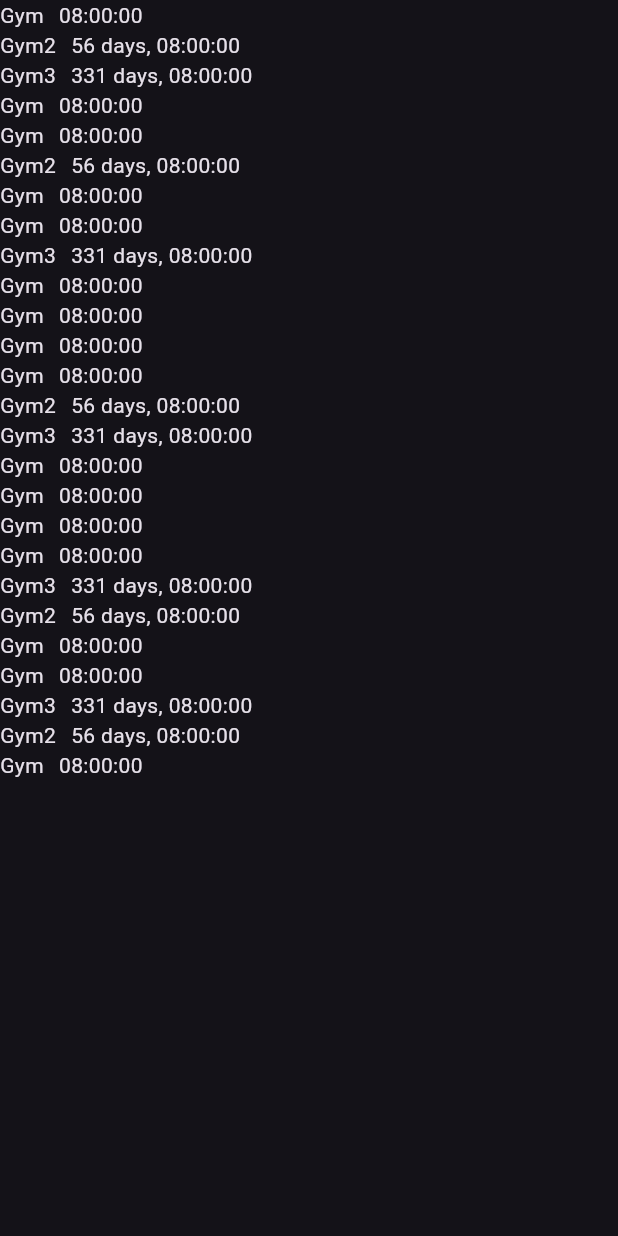
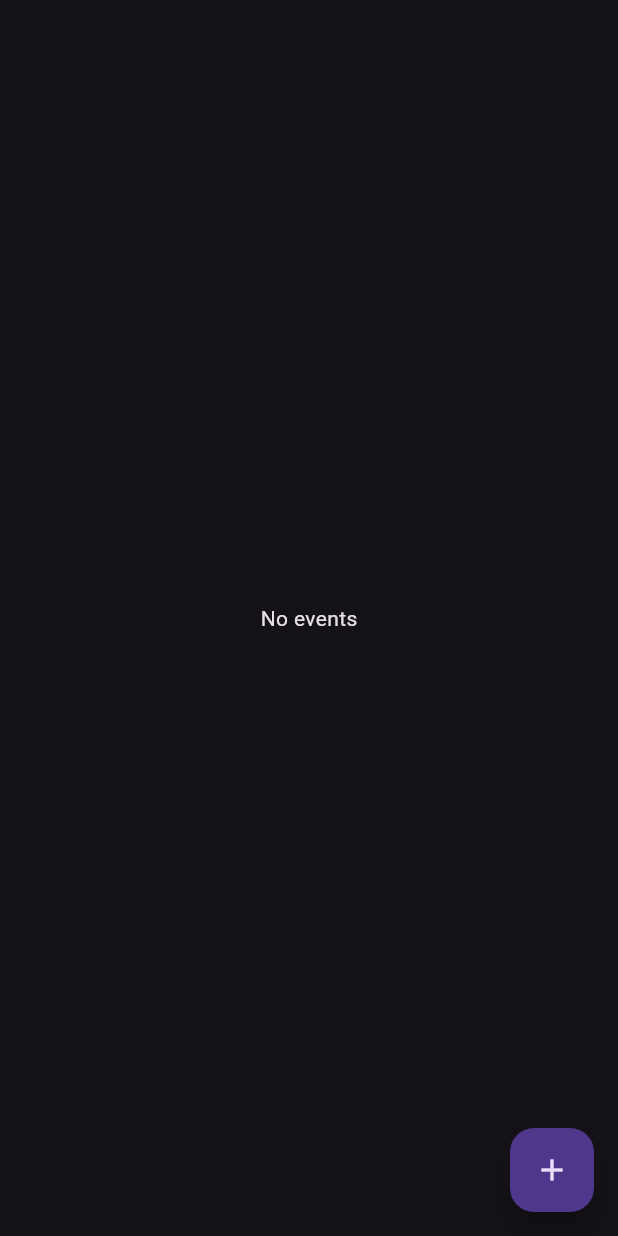
Before and after one commit to doktormacak/countdown, a Flutter app: the first screen one second after launch, on a phone screen of 412 x 824 dp. Run offline on Flutter 3.47's test engine with Material 3 defaults, Android fonts, the phone set to English and light mode, and no system bars; our stand-ins replace flutter_bloc, freezed_annotation.

Commit message:
testing bloc

```diff
--- a/countdown/lib/domain/models/countdown_event/countdown_event.dart
+++ b/countdown/lib/domain/models/countdown_event/countdown_event.dart
@@ -6,7 +6,6 @@ import '../repeat_config/repeat_config.dart';
 
 part 'countdown_event.freezed.dart';
 
-// The main CountdownEvent model
 @freezed
 class CountdownEvent with _$CountdownEvent {
   const factory CountdownEvent({
--- /dev/null
+++ b/countdown/lib/ui/view_model/countdown_bloc/countdown_bloc.dart
@@ -0,0 +1,36 @@
+import 'package:countdown/domain/models/countdown_event/countdown_event.dart';
+import 'package:countdown/ui/view_model/countdown_bloc/countdown_event.dart';
+import 'package:countdown/ui/view_model/countdown_bloc/countdown_state.dart';
+import 'package:flutter_bloc/flutter_bloc.dart';
+
+class CountdownBloc extends Bloc<CountdownBlocEvent, CountdownState> {
+  CountdownBloc() : super(const CountdownState()) {
+    on<CountdownBlocEventCreated>(_onEventCreated);
+    on<CountdownBlocEventEdited>(_onEventEdited);
+    on<CountdownBlocEventDeleted>(_onEventDeleted);
+  }
+
+  void _onEventCreated(
+      CountdownBlocEventCreated event, Emitter<CountdownState> emit) {
+    emit(
+      state.copyWith(events: [...state.events, event.event]),
+    );
+  }
+
+  void _onEventEdited(
+      CountdownBlocEventEdited event, Emitter<CountdownState> emit) {
+    final editedEventIndex = state.events.indexWhere(
+      (element) => element.id == event.event.id,
+    );
+    final editedEvents = List<CountdownEvent>.from(state.events);
+    editedEvents[editedEventIndex] = event.event;
+    emit(state.copyWith(events: editedEvents));
+  }
+
+  void _onEventDeleted(
+      CountdownBlocEventDeleted event, Emitter<CountdownState> emit) {
+    final deletedEvents = List<CountdownEvent>.from(state.events)
+      ..removeWhere((e) => e.id == event.event.id);
+    emit(state.copyWith(events: deletedEvents));
+  }
+}
--- /dev/null
+++ b/countdown/lib/ui/view_model/countdown_bloc/countdown_event.dart
@@ -0,0 +1,23 @@
+import 'package:flutter/foundation.dart';
+import 'package:freezed_annotation/freezed_annotation.dart';
+
+import '../../../domain/models/countdown_event/countdown_event.dart';
+
+part 'countdown_event.freezed.dart';
+
+@freezed
+sealed class CountdownBlocEvent with _$CountdownBlocEvent {
+  const factory CountdownBlocEvent() = _CountdownBlocEvent;
+
+  const factory CountdownBlocEvent.eventCreated({
+    required CountdownEvent event,
+  }) = CountdownBlocEventCreated;
+
+  const factory CountdownBlocEvent.eventEdited({
+    required CountdownEvent event,
+  }) = CountdownBlocEventEdited;
+
+  const factory CountdownBlocEvent.eventDeleted({
+    required CountdownEvent event,
+  }) = CountdownBlocEventDeleted;
+}
--- /dev/null
+++ b/countdown/lib/ui/view_model/countdown_bloc/countdown_state.dart
@@ -0,0 +1,12 @@
+import 'package:freezed_annotation/freezed_annotation.dart';
+
+import '../../../domain/models/countdown_event/countdown_event.dart';
+
+part 'countdown_state.freezed.dart';
+
+@freezed
+class CountdownState with _$CountdownState {
+  const factory CountdownState({
+    @Default([]) List<CountdownEvent> events,
+  }) = _CountdownState;
+}
--- a/countdown/lib/ui/widgets/countdown_events_screen.dart
+++ b/countdown/lib/ui/widgets/countdown_events_screen.dart
@@ -1,8 +1,10 @@
 import 'package:countdown/domain/models/countdown_event/countdown_event.dart';
-import 'package:countdown/ui/widgets/countdown_timer_widget.dart';
+import 'package:countdown/domain/models/repeat_config/repeat_config.dart';
+import 'package:countdown/ui/view_model/countdown_bloc/countdown_bloc.dart';
+import 'package:countdown/ui/view_model/countdown_bloc/countdown_event.dart';
+import 'package:countdown/ui/view_model/countdown_bloc/countdown_state.dart';
 import 'package:flutter/material.dart';
-
-import '../../domain/models/repeat_config/repeat_config.dart';
+import 'package:flutter_bloc/flutter_bloc.dart';
 
 class CountdownEventsScreen extends StatelessWidget {
   const CountdownEventsScreen({
@@ -11,7 +13,16 @@ class CountdownEventsScreen extends StatelessWidget {
 
   @override
   Widget build(BuildContext context) {
-    final event = CountdownEvent.create(
+    return BlocProvider(
+      create: (_) => CountdownBloc(),
+      child: BlocBuilder<CountdownBloc, CountdownState>(
+        builder: (context, state) {
+          return Scaffold(
+            floatingActionButton: FloatingActionButton(
+              onPressed: () {
+                context.read<CountdownBloc>().add(
+                      CountdownBlocEventCreated(
+                        event: CountdownEvent.create(
                           name: 'Gym',
                           dateTime: DateTime.parse('2025-01-31 18:30:00'),
                           timezone: 'Europe/Berlin',
@@ -19,110 +30,37 @@ class CountdownEventsScreen extends StatelessWidget {
                           repeatConfig: const RepeatConfiguration(
                             type: RepeatType.daily,
                             interval: 1,
-        ));
-
-    final event2 = CountdownEvent.create(
-        name: 'Gym2',
-        dateTime: DateTime.parse('2025-03-31 18:30:00'),
-        timezone: 'Europe/Berlin',
-        isRepeating: true,
-        repeatConfig: const RepeatConfiguration(
-          type: RepeatType.daily,
-          interval: 1,
-        ));
-
-    final event3 = CountdownEvent.create(
-        name: 'Gym3',
-        dateTime: DateTime.parse('2025-12-31 18:30:00'),
-        timezone: 'Europe/Berlin',
-        isRepeating: true,
-        repeatConfig: const RepeatConfiguration(
-          type: RepeatType.daily,
-          interval: 1,
-        ));
-
-    return Scaffold(
-      body: ListView(
+                          ),
+                        ),
+                      ),
+                    );
+              },
+              child: const Icon(Icons.add),
+            ),
+            body: state!.events.isEmpty
+                ? const Center(
+                    child: Text('No events'),
+                  )
+                : Padding(
+                    padding: const EdgeInsets.symmetric(
+                        horizontal: 24.0, vertical: 16.0),
+                    child: ListView.builder(
+                      itemCount: state.events.length,
+                      itemBuilder: (context, index) {
+                        final event = state.events[index];
+                        return Row(
+                          spacing: 10,
+                          mainAxisAlignment: MainAxisAlignment.start,
                           children: [
-          CountDownTimer(
-            event: event,
+                            Text(event.name),
+                            Text(event.getRemainingDuration().toString()),
+                          ],
+                        );
+                      },
                     ),
-          CountDownTimer(
-            event: event2,
                   ),
-          CountDownTimer(
-            event: event3,
-          ),
-          CountDownTimer(
-            event: event,
-          ),
-          CountDownTimer(
-            event: event,
-          ),
-          CountDownTimer(
-            event: event2,
-          ),
-          CountDownTimer(
-            event: event,
-          ),
-          CountDownTimer(
-            event: event,
-          ),
-          CountDownTimer(
-            event: event3,
-          ),
-          CountDownTimer(
-            event: event,
-          ),
-          CountDownTimer(
-            event: event,
-          ),
-          CountDownTimer(
-            event: event,
-          ),
-          CountDownTimer(
-            event: event,
-          ),
-          CountDownTimer(
-            event: event2,
-          ),
-          CountDownTimer(
-            event: event3,
-          ),
-          CountDownTimer(
-            event: event,
-          ),
-          CountDownTimer(
-            event: event,
-          ),
-          CountDownTimer(
-            event: event,
-          ),
-          CountDownTimer(
-            event: event,
-          ),
-          CountDownTimer(
-            event: event3,
-          ),
-          CountDownTimer(
-            event: event2,
-          ),
-          CountDownTimer(
-            event: event,
-          ),
-          CountDownTimer(
-            event: event,
-          ),
-          CountDownTimer(
-            event: event3,
-          ),
-          CountDownTimer(
-            event: event2,
-          ),
-          CountDownTimer(
-            event: event,
-          )
-        ],
+          );
+        },
       ),
     );
   }
--- /dev/null
+++ b/countdown/lib/utils/ticker.dart
@@ -0,0 +1,7 @@
+class Ticker {
+  const Ticker();
+  Stream<int> tick({required int ticks}) {
+    return Stream.periodic(const Duration(seconds: 1), (x) => ticks - x - 1)
+        .take(ticks);
+  }
+}
--- a/countdown/pubspec.yaml
+++ b/countdown/pubspec.yaml
@@ -38,6 +38,7 @@ dependencies:
   freezed_annotation: ^2.4.4
   uuid: ^4.5.1
   intl: ^0.20.2
+  flutter_bloc: ^9.0.0
 
 dev_dependencies:
   flutter_test:
```
Also changed, not shown: countdown/lib/ui/view_model/countdown_bloc/countdown_event.freezed.dart (added), countdown/lib/ui/view_model/countdown_bloc/countdown_state.freezed.dart (added). Lines whose indentation alone changed are shown as unchanged.
